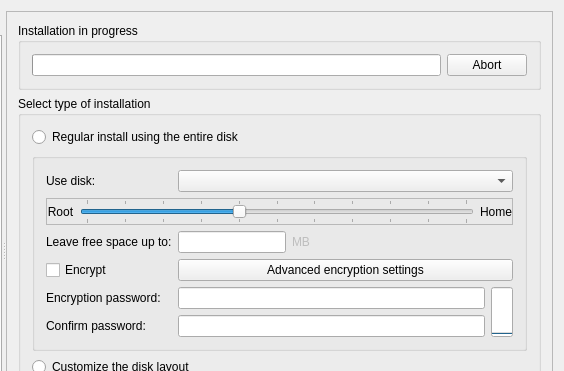
Qt form meinstall.ui (gazelle-installer/gazelle-installer) before a commit; both pictures show x 136 to 700 and y 0 to 371 of the 700 by 500 pixel window.
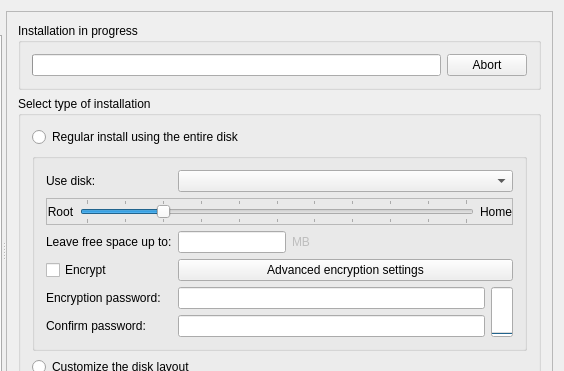
The same form after that commit. The open tabs and pages were chosen to show the change. Icons and pictures are not drawn. Custom widgets are drawn as their Qt base class.

Commit message: Changed default root portion from 40% to 20%. Swap space is now finally capped at 8GB. PartMan only displays boot drive in brave mode. Fixed: GRUB install setting was not obeyed. Slider label scales are now shorter. Fixed: potential divide-by-zero in slider event.

Diff of the .ui file:
```diff
--- a/meinstall.ui
+++ b/meinstall.ui
@@ -609,7 +609,7 @@
                        <number>100</number>
                       </property>
                       <property name="sliderPosition">
-                       <number>40</number>
+                       <number>20</number>
                       </property>
                       <property name="orientation">
                        <enum>Qt::Horizontal</enum>
```
The commit also changes 4 other files.
